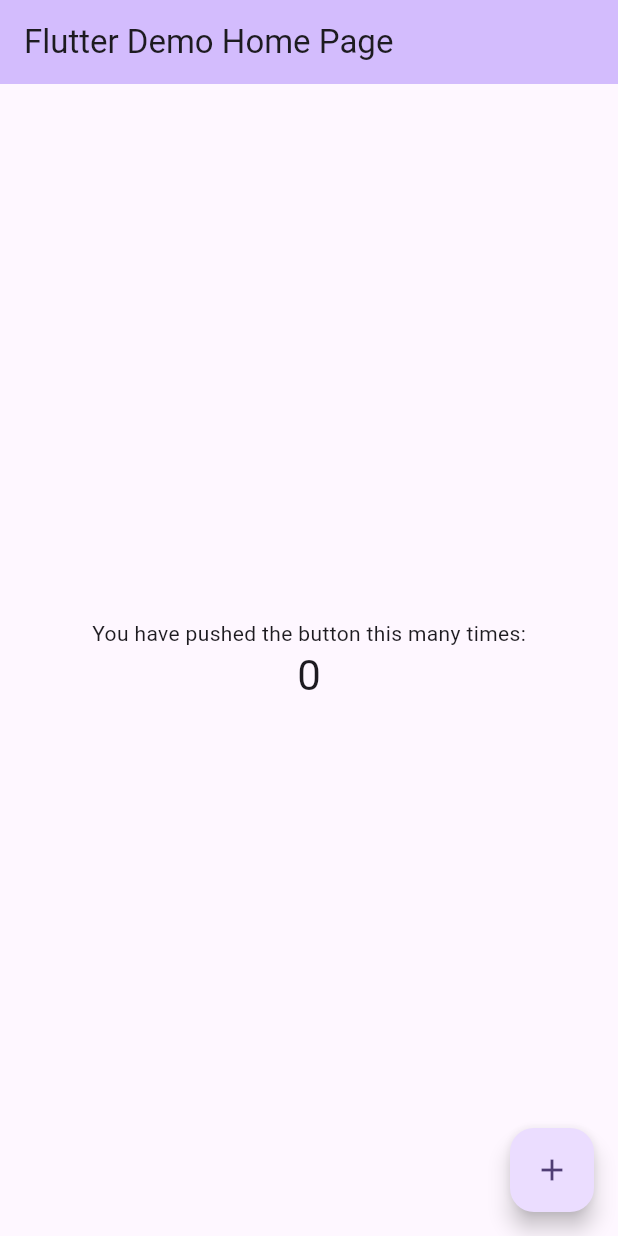
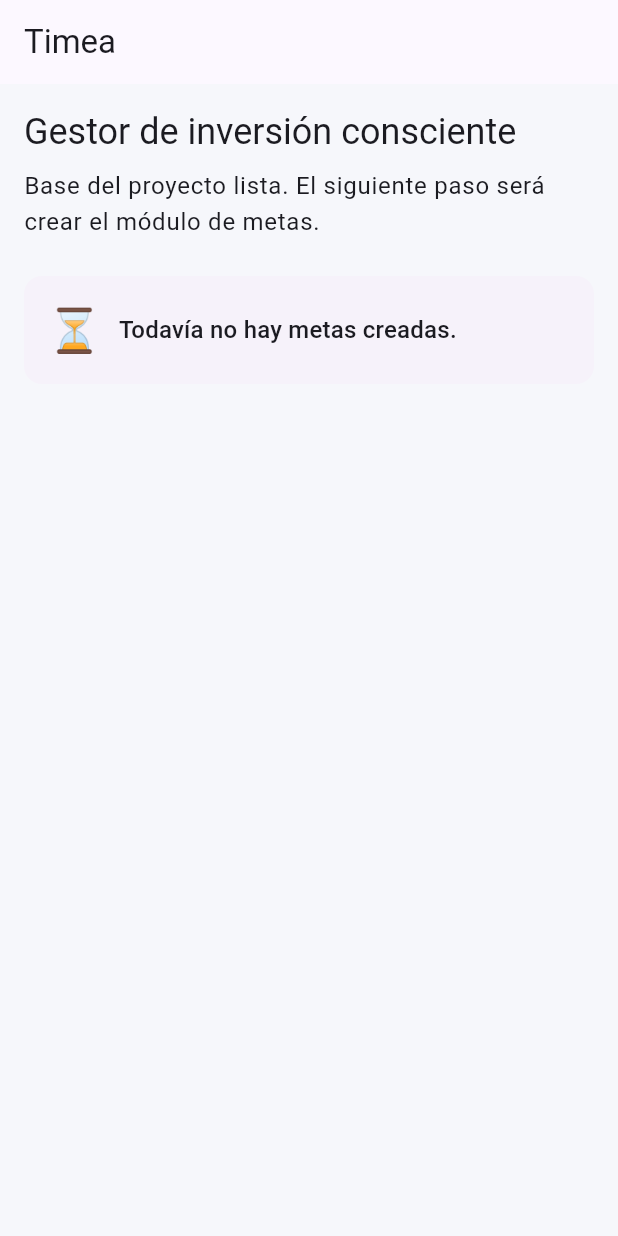
Before and after one commit to fernandomenes/timea_app, a Flutter app: the screen it shows after launch, on a phone screen of 412 x 824 dp. Run offline on Flutter 3.47's test engine with Material 3 defaults, Android fonts, the phone set to English and light mode, and no system bars.

Commit message:
feat: replace flutter demo with modular app skeleton

```diff
--- /dev/null
+++ b/lib/app/timea_app.dart
@@ -0,0 +1,18 @@
+import 'package:flutter/material.dart';
+
+import '../core/theme/app_theme.dart';
+import '../features/home/presentation/home_screen.dart';
+
+class TimeaApp extends StatelessWidget {
+  const TimeaApp({super.key});
+
+  @override
+  Widget build(BuildContext context) {
+    return MaterialApp(
+      title: 'Timea',
+      debugShowCheckedModeBanner: false,
+      theme: AppTheme.lightTheme,
+      home: const HomeScreen(),
+    );
+  }
+}
--- /dev/null
+++ b/lib/core/theme/app_theme.dart
@@ -0,0 +1,23 @@
+import 'package:flutter/material.dart';
+
+class AppTheme {
+  const AppTheme._();
+
+  static ThemeData get lightTheme {
+    const seedColor = Color(0xFF4F46E5);
+
+    return ThemeData(
+      useMaterial3: true,
+      colorScheme: ColorScheme.fromSeed(seedColor: seedColor),
+      scaffoldBackgroundColor: const Color(0xFFF6F7FB),
+      appBarTheme: const AppBarTheme(
+        centerTitle: false,
+        elevation: 0,
+      ),
+      cardTheme: const CardThemeData(
+        elevation: 0,
+        margin: EdgeInsets.zero,
+      ),
+    );
+  }
+}
--- /dev/null
+++ b/lib/features/home/presentation/home_screen.dart
@@ -0,0 +1,52 @@
+import 'package:flutter/material.dart';
+
+class HomeScreen extends StatelessWidget {
+  const HomeScreen({super.key});
+
+  @override
+  Widget build(BuildContext context) {
+    return Scaffold(
+      appBar: AppBar(
+        title: const Text('Timea'),
+      ),
+      body: Padding(
+        padding: const EdgeInsets.all(16),
+        child: Column(
+          crossAxisAlignment: CrossAxisAlignment.start,
+          children: [
+            Text(
+              'Gestor de inversión consciente',
+              style: Theme.of(context).textTheme.headlineSmall,
+            ),
+            const SizedBox(height: 8),
+            Text(
+              'Base del proyecto lista. El siguiente paso será crear el módulo de metas.',
+              style: Theme.of(context).textTheme.bodyLarge,
+            ),
+            const SizedBox(height: 24),
+            Card(
+              child: Padding(
+                padding: const EdgeInsets.all(16),
+                child: Row(
+                  children: [
+                    const Text(
+                      '⏳',
+                      style: TextStyle(fontSize: 28),
+                    ),
+                    const SizedBox(width: 12),
+                    Expanded(
+                      child: Text(
+                        'Todavía no hay metas creadas.',
+                        style: Theme.of(context).textTheme.titleMedium,
+                      ),
+                    ),
+                  ],
+                ),
+              ),
+            ),
+          ],
+        ),
+      ),
+    );
+  }
+}
--- a/lib/main.dart
+++ b/lib/main.dart
@@ -1,122 +1,8 @@
-import 'package:flutter/material.dart';
+import 'package:flutter/widgets.dart';
+
+import 'app/timea_app.dart';
 
 void main() {
-  runApp(const MyApp());
+  WidgetsFlutterBinding.ensureInitialized();
+  runApp(const TimeaApp());
 }
-
-class MyApp extends StatelessWidget {
-  const MyApp({super.key});
-
-  // This widget is the root of your application.
-  @override
-  Widget build(BuildContext context) {
-    return MaterialApp(
-      title: 'Flutter Demo',
-      theme: ThemeData(
-        // This is the theme of your application.
-        //
-        // TRY THIS: Try running your application with "flutter run". You'll see
-        // the application has a purple toolbar. Then, without quitting the app,
-        // try changing the seedColor in the colorScheme below to Colors.green
-        // and then invoke "hot reload" (save your changes or press the "hot
-        // reload" button in a Flutter-supported IDE, or press "r" if you used
-        // the command line to start the app).
-        //
-        // Notice that the counter didn't reset back to zero; the application
-        // state is not lost during the reload. To reset the state, use hot
-        // restart instead.
-        //
-        // This works for code too, not just values: Most code changes can be
-        // tested with just a hot reload.
-        colorScheme: .fromSeed(seedColor: Colors.deepPurple),
-      ),
-      home: const MyHomePage(title: 'Flutter Demo Home Page'),
-    );
-  }
-}
-
-class MyHomePage extends StatefulWidget {
-  const MyHomePage({super.key, required this.title});
-
-  // This widget is the home page of your application. It is stateful, meaning
-  // that it has a State object (defined below) that contains fields that affect
-  // how it looks.
-
-  // This class is the configuration for the state. It holds the values (in this
-  // case the title) provided by the parent (in this case the App widget) and
-  // used by the build method of the State. Fields in a Widget subclass are
-  // always marked "final".
-
-  final String title;
-
-  @override
-  State<MyHomePage> createState() => _MyHomePageState();
-}
-
-class _MyHomePageState extends State<MyHomePage> {
-  int _counter = 0;
-
-  void _incrementCounter() {
-    setState(() {
-      // This call to setState tells the Flutter framework that something has
-      // changed in this State, which causes it to rerun the build method below
-      // so that the display can reflect the updated values. If we changed
-      // _counter without calling setState(), then the build method would not be
-      // called again, and so nothing would appear to happen.
-      _counter++;
-    });
-  }
-
-  @override
-  Widget build(BuildContext context) {
-    // This method is rerun every time setState is called, for instance as done
-    // by the _incrementCounter method above.
-    //
-    // The Flutter framework has been optimized to make rerunning build methods
-    // fast, so that you can just rebuild anything that needs updating rather
-    // than having to individually change instances of widgets.
-    return Scaffold(
-      appBar: AppBar(
-        // TRY THIS: Try changing the color here to a specific color (to
-        // Colors.amber, perhaps?) and trigger a hot reload to see the AppBar
-        // change color while the other colors stay the same.
-        backgroundColor: Theme.of(context).colorScheme.inversePrimary,
-        // Here we take the value from the MyHomePage object that was created by
-        // the App.build method, and use it to set our appbar title.
-        title: Text(widget.title),
-      ),
-      body: Center(
-        // Center is a layout widget. It takes a single child and positions it
-        // in the middle of the parent.
-        child: Column(
-          // Column is also a layout widget. It takes a list of children and
-          // arranges them vertically. By default, it sizes itself to fit its
-          // children horizontally, and tries to be as tall as its parent.
-          //
-          // Column has various properties to control how it sizes itself and
-          // how it positions its children. Here we use mainAxisAlignment to
-          // center the children vertically; the main axis here is the vertical
-          // axis because Columns are vertical (the cross axis would be
-          // horizontal).
-          //
-          // TRY THIS: Invoke "debug painting" (choose the "Toggle Debug Paint"
-          // action in the IDE, or press "p" in the console), to see the
-          // wireframe for each widget.
-          mainAxisAlignment: .center,
-          children: [
-            const Text('You have pushed the button this many times:'),
-            Text(
-              '$_counter',
-              style: Theme.of(context).textTheme.headlineMedium,
-            ),
-          ],
-        ),
-      ),
-      floatingActionButton: FloatingActionButton(
-        onPressed: _incrementCounter,
-        tooltip: 'Increment',
-        child: const Icon(Icons.add),
-      ),
-    );
-  }
-}
```
